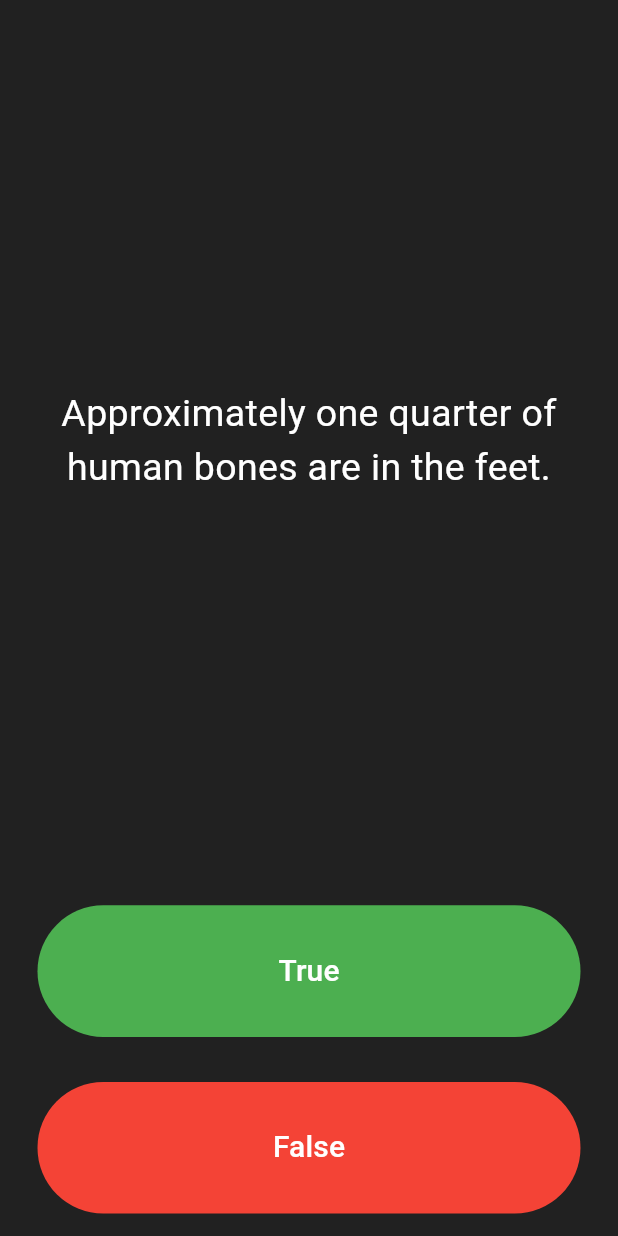
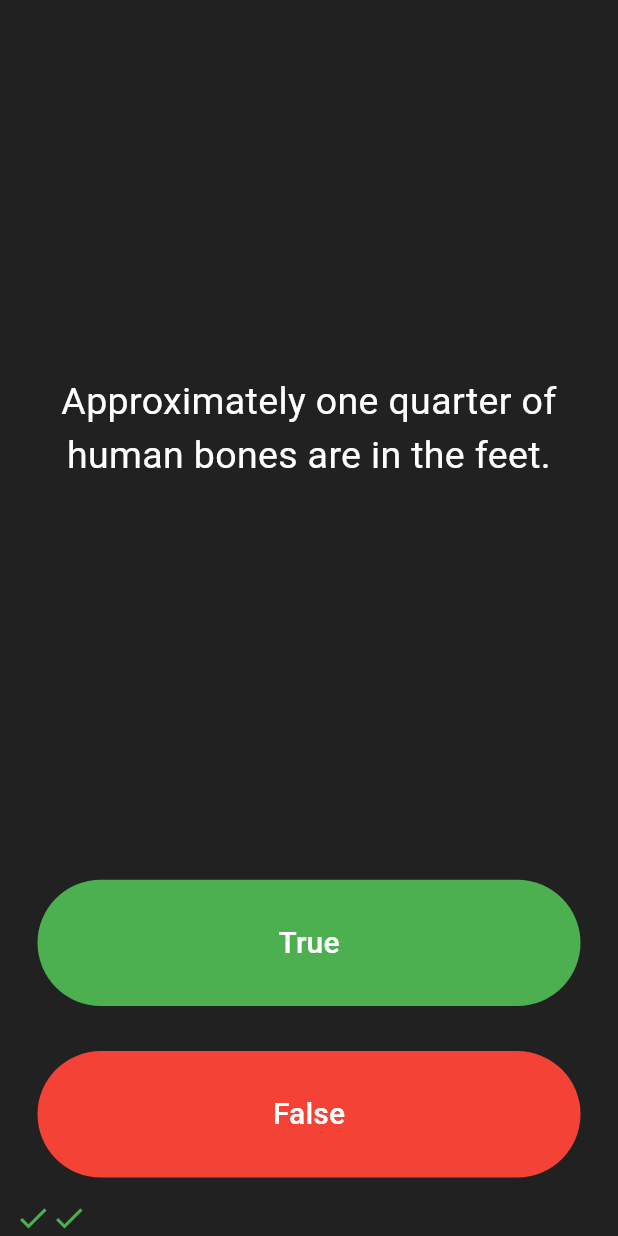
Before and after one commit to Izimartin/flutter-bootcamp, a Flutter app: the screen it shows after launch, after a tap on "True", after a tap on "False", on a phone screen of 412 x 824 dp. Run offline on Flutter 3.47's test engine with Material 3 defaults, Android fonts, the phone set to English and light mode, and no system bars; our stand-ins replace audioplayers, rflutter_alert.

Commit message:
completing TODO's

```diff
--- a/quizzler_lutter/lib/main.dart
+++ b/quizzler_lutter/lib/main.dart
@@ -1,5 +1,6 @@
 import 'package:flutter/material.dart';
 import 'quiz_brain.dart';
+import 'package:rflutter_alert/rflutter_alert.dart';
 
 QuizBrain quizBrain = QuizBrain();
 
@@ -29,7 +30,50 @@ class QuizPage extends StatefulWidget {
 
 class _QuizPageState extends State<QuizPage> {
   List<Icon> scoreKeeper = [];
-  int questionNumber = 0;
+
+  void checkAnswer(bool userPickedAnswer) {
+    bool correctAnswer = quizBrain.getCorrectAnswer();
+
+    setState(() {
+      //TODO: Step 4 - Use IF/ELSE to check if we've reached the end of the quiz. If so,
+      //On the next line, you can also use if (quizBrain.isFinished()) {}, it does the same thing.
+      if (quizBrain.isFinished() == true) {
+        //TODO Step 4 Part A - show an alert using rFlutter_alert,
+
+        //This is the code for the basic alert from the docs for rFlutter Alert:
+        //Alert(context: context, title: "RFLUTTER", desc: "Flutter is awesome.").show();
+
+        //Modified for our purposes:
+        Alert(
+          context: context,
+          title: 'Finished!',
+          desc: 'You\'ve reached the end of the quiz.',
+        ).show();
+
+        //TODO Step 4 Part C - reset the questionNumber,
+        quizBrain.reset();
+
+        //TODO Step 4 Part D - empty out the scoreKeeper.
+        scoreKeeper = [];
+      }
+
+      //TODO: Step 6 - If we've not reached the end, ELSE do the answer checking steps below 👇
+      else {
+        if (userPickedAnswer == correctAnswer) {
+          scoreKeeper.add(Icon(
+            Icons.check,
+            color: Colors.green,
+          ));
+        } else {
+          scoreKeeper.add(Icon(
+            Icons.close,
+            color: Colors.red,
+          ));
+        }
+        quizBrain.nextQuestion();
+      }
+    });
+  }
 
   @override
   Widget build(BuildContext context) {
@@ -69,15 +113,7 @@ class _QuizPageState extends State<QuizPage> {
                 ),
                 onPressed: () {
                   //The user picked true.
-                  bool correctAnswer = quizBrain.getCorrectAnswer();
-                  if (correctAnswer == true) {
-                    print('User got it right');
-                  } else {
-                    print('User got it wrong');
-                  }
-                  setState(() {
-                    quizBrain.nextQuestion();
-                  });
+                  checkAnswer(true);
                 }),
           ),
         ),
@@ -97,21 +133,16 @@ class _QuizPageState extends State<QuizPage> {
               ),
               onPressed: () {
                 //The user picked false.
-                bool correctAnswer = quizBrain.getCorrectAnswer();
-                if (correctAnswer == false) {
-                  print('User got it right');
-                } else {
-                  print('User got it wrong');
-                }
-                setState(() {
-                  quizBrain.nextQuestion();
-                });
+
+                checkAnswer(false);
               },
             ),
           ),
         ),
-
         //TODO: Add a Row here as your score keeper
+        Row(
+          children: scoreKeeper,
+        ),
       ],
     );
   }
```
